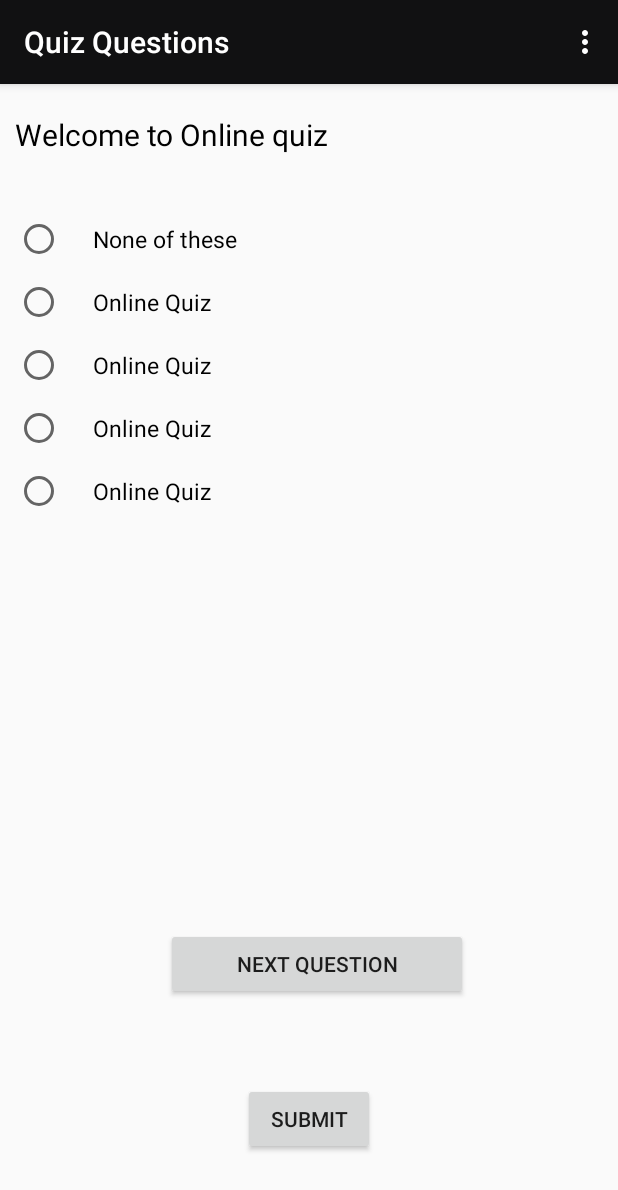
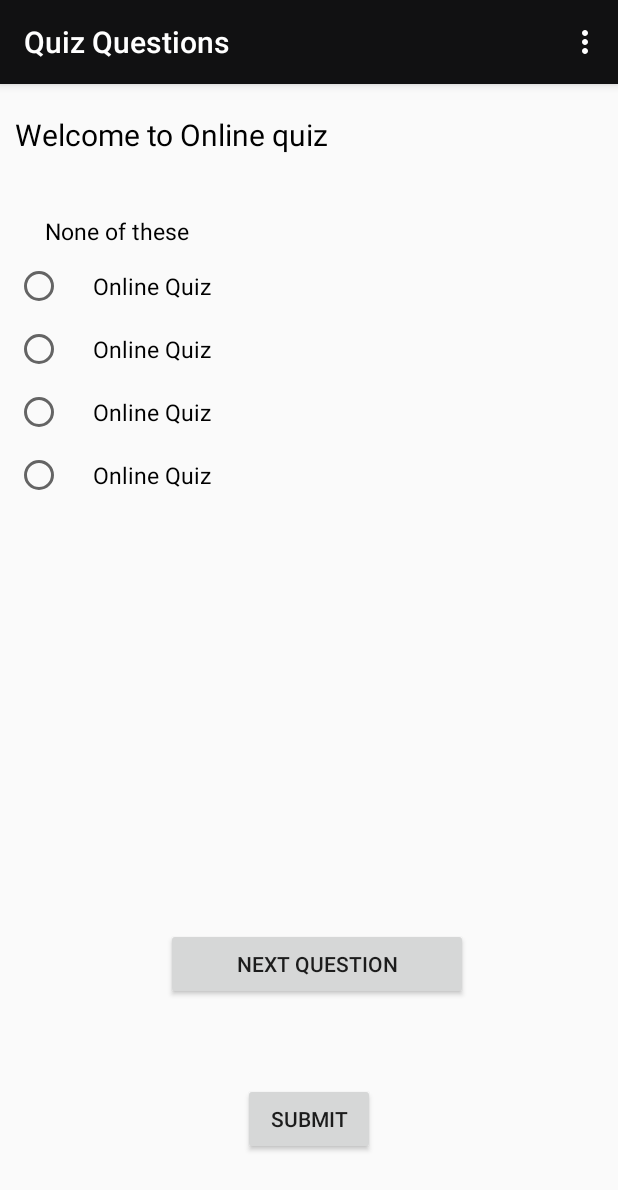
Before and after one commit to Sriramkod/Online_Quiz, an Android app: the screen it shows after launch (QuizActivity), after a tap on "START", on a phone screen of 412 x 824 dp. Shown: the top 1190 px of the screen. Run offline under Robolectric (Android 15) with nearby library versions, the phone set to English and light mode, and no system bars.

Commit message:
intent for access key is updated

```diff
--- a/app/src/main/java/com/example/ksriram/newproject/QuizActivity.java
+++ b/app/src/main/java/com/example/ksriram/newproject/QuizActivity.java
@@ -54,7 +54,7 @@ public class QuizActivity extends AppCompatActivity {
     public int k=0;
     private int currentQuizQuestion;
     private int quizCount;
-
+public int qeez=1;
     private QuizWrapper firstQuestion;
     private List<QuizWrapper> parsedObject;
 
@@ -79,6 +79,9 @@ public class QuizActivity extends AppCompatActivity {
         optionThree = (RadioButton)findViewById(R.id.radio2);
         optionFour = (RadioButton)findViewById(R.id.radio3);
         def = (RadioButton)findViewById(R.id.radiod);
+        def.setButtonDrawable(android.R.color.transparent);
+        def.setPadding(31, 0, 0, 0);
+        def.setChecked(true);
 //dis=(TextView)findViewById(R.id.massage);
         //Builder design pattern
         submit.setOnClickListener(new View.OnClickListener() {
@@ -156,6 +159,8 @@ public class QuizActivity extends AppCompatActivity {
                         i++;
                         k++;
                     }
+                    def.setButtonDrawable(android.R.color.transparent);
+                    def.setPadding(31, 0, 0, 0);
                     def.setChecked(true);
 
                     //Toast.makeText(QuizActivity.this, "  "+userSelection, Toast.LENGTH_LONG).show();
@@ -193,6 +198,7 @@ public class QuizActivity extends AppCompatActivity {
                         optionTwo.setText(possibleAnswers[1]);
                         optionThree.setText(possibleAnswers[2]);
                         optionFour.setText(possibleAnswers[3]);
+                        qeez++;
                     }
 
                 }
@@ -248,9 +254,10 @@ public class QuizActivity extends AppCompatActivity {
 
             HttpClient httpClient = new DefaultHttpClient(new BasicHttpParams());
             //HttpPost httpPost = new HttpPost("https://learnfriendly.000webhostapp.com/json.php");
-            //HttpPost httpPost = new HttpPost("https://7e12e9ee.ngrok.io/json.php");
+            //HttpPost httpPost = new HttpPost("https://21ca84f7.ngrok.io/json.php");
             Intent mIntent = getIntent();
             String key = mIntent.getStringExtra("acess");
+           // HttpPost httpPost = new HttpPost("https://21ca84f7.ngrok.io/json.php");
             HttpPost httpPost = new HttpPost("https://"+key+".ngrok.io/json.php");
             String jsonResult = "";
 
```
